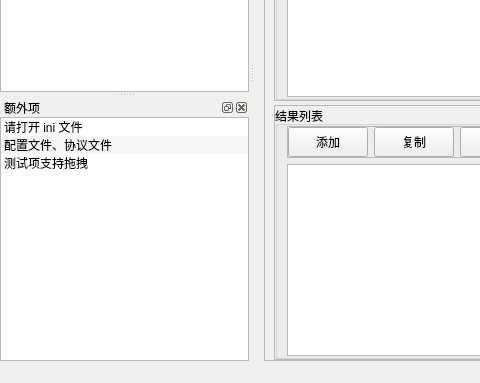
Qt form mainwindow.ui (m-RNA/labview-ini-editor) before a commit; both pictures show x 0 to 480 and y 274 to 657 of the 850 by 657 pixel window.
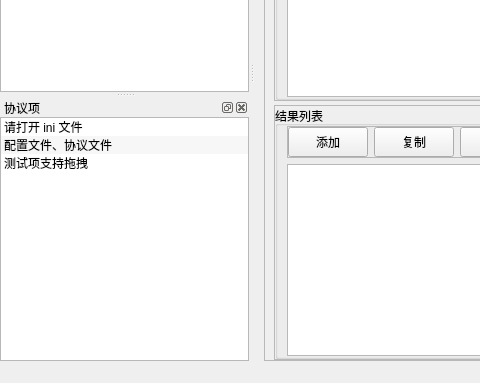
The same form after that commit. Custom widgets are drawn as their Qt base class.

Commit message: Change: 更新界面，将"额外项"改为"协议项"，同时导入配置文件默认关闭，BUG极多

Diff of the .ui file:
```diff
--- a/mainwindow.ui
+++ b/mainwindow.ui
@@ -1012,7 +1012,7 @@
     <set>QDockWidget::AllDockWidgetFeatures</set>
    </property>
    <property name="windowTitle">
-    <string>额外项</string>
+    <string>协议项</string>
    </property>
    <attribute name="dockWidgetArea">
     <number>1</number>
```
Left out of the diff: 2 changed lines with no effect on the pictures. The commit also changes 2 other files.
